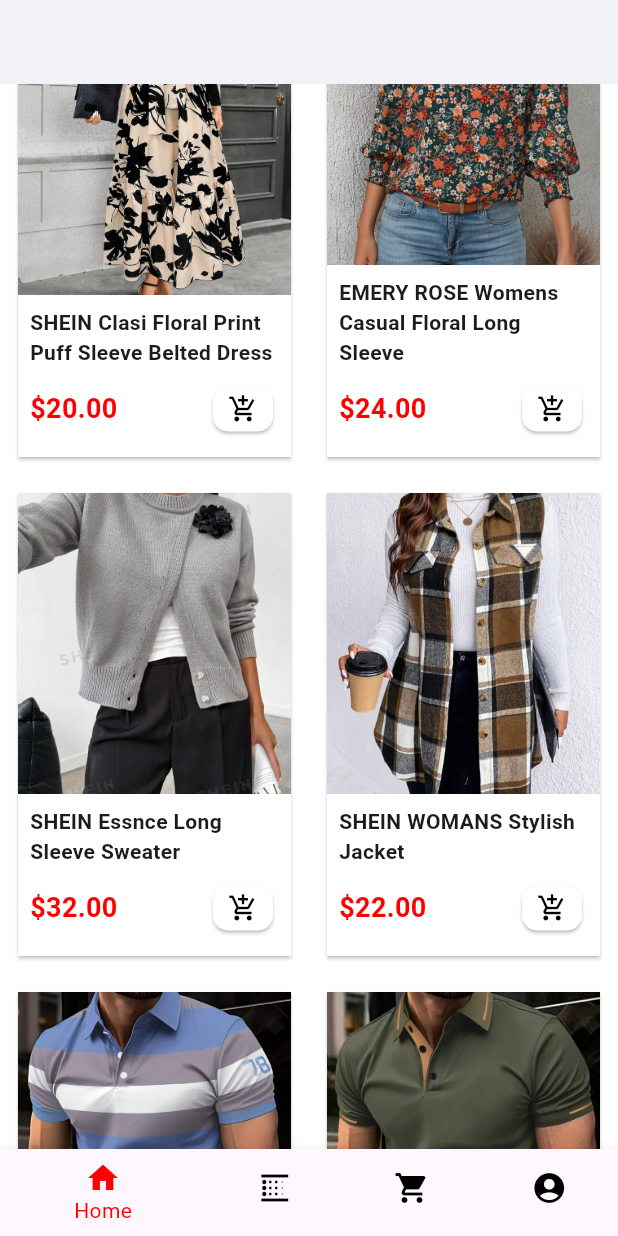
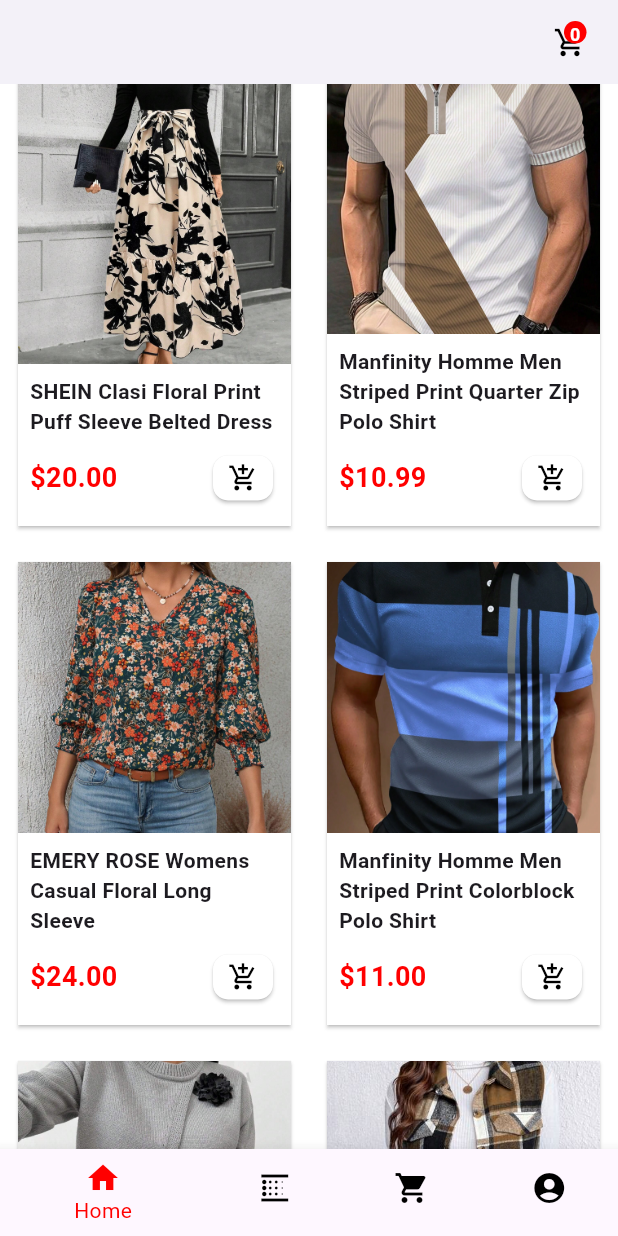
Before and after one commit to NeverKnewNoble/PilooloCollectionsFlutterApp, a Flutter app: the HomePage screen opened directly, scrolled down 576 dp, after a tap on the "add shopping cart" icon, on a phone screen of 412 x 824 dp. Run offline on Flutter 3.47's test engine with Material 3 defaults, Android fonts, the phone set to English and light mode, and no system bars.

Commit message:
cart button in appbar

```diff
--- /dev/null
+++ b/lib/components/shopping_cart_action.dart
@@ -0,0 +1,59 @@
+import 'package:flutter/material.dart';
+
+class ShoppingCartAction extends StatelessWidget {
+  const ShoppingCartAction({super.key});
+
+  @override
+  Widget build(BuildContext context) {
+
+    return Padding(
+      padding: const EdgeInsets.only(right: 8.0), // Add some spacing on the right
+      child: Stack(
+        clipBehavior: Clip.none,
+        children: [
+          ElevatedButton(
+            onPressed: () {
+              // Handle add to cart action
+            },
+            style: ElevatedButton.styleFrom(
+              shape: RoundedRectangleBorder(
+                borderRadius: BorderRadius.circular(10), // Set border radius
+              ),
+              backgroundColor: Colors.transparent,
+              padding: EdgeInsets.zero, // Remove padding
+              elevation: 0, // Removes the elevation (shadow/border)
+              minimumSize: const Size(40, 30), // Set minimum size for the button
+            ),
+            child: const Icon(
+              Icons.add_shopping_cart,
+              color: Colors.black, // Icon color
+              size: 22,
+            ),
+          ),
+          Positioned(
+            right: 13, // Adjust position for the dot
+            top: 10, // Adjust position for the dot
+            child: Container(
+              height: 15,
+              width: 15,
+              decoration: const BoxDecoration(
+                color: Color(0xFFFF0000), // Dot color
+                shape: BoxShape.circle,
+              ),
+              child: const Center(
+                child: Text(
+                  '0', // The integer value (0)
+                  style: TextStyle(
+                    color: Colors.white, // Text color
+                    fontSize: 12, // Font size for the number
+                    fontWeight: FontWeight.bold,
+                  ),
+                ),
+              ),
+            ),
+          ),
+        ],
+      ),
+    );
+  }
+}
--- a/lib/pages_main/home/home.dart
+++ b/lib/pages_main/home/home.dart
@@ -3,7 +3,8 @@ import 'package:piloolo/pages_main/home/widgets/category_items.dart';
 import 'package:piloolo/pages_main/home/widgets/displays_items.dart';
 import 'package:piloolo/pages_main/home/widgets/image_slider.dart';
 import 'package:piloolo/pages_main/home/widgets/search_bar.dart';
-import 'package:piloolo/components/pagebar.dart'; // Import page bar
+import 'package:piloolo/components/pagebar.dart';
+import 'package:piloolo/components/shopping_cart_action.dart';
 
 
 class HomePage extends StatefulWidget {
@@ -26,6 +27,11 @@ class HomePageState extends State<HomePage> {
           backgroundColor: Colors.white,
           elevation: 0,
           automaticallyImplyLeading: false, // Removes the back arrow
+
+           actions: const [
+            ShoppingCartAction(), // Use the shopping cart action from the new file
+          ],
+
         ),
         body: SingleChildScrollView(
           child: Column(
@@ -90,6 +96,7 @@ class HomePageState extends State<HomePage> {
                 ),
               ),
 
+
               const SizedBox(height: 16),
 
               // Divider
@@ -104,6 +111,18 @@ class HomePageState extends State<HomePage> {
                 ),
               ),
 
+              const SizedBox(height: 10),
+
+              const Padding(
+                padding: EdgeInsets.symmetric(horizontal: 16.0),
+                child: Text(
+                  'What\s New!',
+                  style: TextStyle(fontSize: 25, fontWeight: FontWeight.bold, color:Color.fromARGB(255, 255, 147, 147)),
+                ),
+              ),
+
+
+
               // Grid of Products
               Padding(
                 padding: const EdgeInsets.symmetric(horizontal: 8.0, vertical: 20),
@@ -116,7 +135,7 @@ class HomePageState extends State<HomePage> {
                     mainAxisSpacing: 16.0,
                     childAspectRatio: 0.6,
                   ),
-                  itemCount: 6, // Update item count as necessary
+                  itemCount: 8, // Update item count as necessary
                   itemBuilder: (context, index) {
                     switch (index) {
                       case 0:
@@ -128,33 +147,47 @@ class HomePageState extends State<HomePage> {
                         );
                       case 1:
                         return const ProductCard(
+                          imagePath: 'images/salesimages/stripedbrown.webp',
+                          title: 'Manfinity Homme Men Striped Print Quarter Zip Polo Shirt',
+                          price: '\$10.99',
+                          imageHeight: 250,
+                        );
+                      case 2:
+                        return const ProductCard(
                           imagePath: 'images/salesimages/flowfront.jpeg',
                           title: 'EMERY ROSE Womens Casual Floral Long Sleeve',
                           price: '\$24.00',
                           imageHeight: 250,
                         );
-                      case 2:
+                      case 3:
+                        return const ProductCard(
+                          imagePath: 'images/salesimages/stripped blue.webp',
+                          title: 'Manfinity Homme Men Striped Print Colorblock Polo Shirt',
+                          price: '\$11.00',
+                          imageHeight: 250,
+                        );
+                      case 4:
                         return const ProductCard(
                           imagePath: 'images/salesimages/sweatfront.jpeg',
                           title: 'SHEIN Essnce Long Sleeve Sweater',
                           price: '\$32.00',
                           imageHeight: 250,
                         );
-                      case 3:
+                      case 5:
                         return const ProductCard(
                           imagePath: 'images/salesimages/jacketfront.jpeg',
                           title: 'SHEIN WOMANS Stylish Jacket',
                           price: '\$22.00',
                           imageHeight: 250,
                         );
-                      case 4:
+                      case 6:
                         return const ProductCard(
                           imagePath: 'images/salesimages/menblue.jpeg',
                           title: 'Mens Blue Collar Shirt',
                           price: '\$22.99',
                           imageHeight: 250,
                         );
-                      case 5:
+                      case 7:
                         return const ProductCard(
                           imagePath: 'images/salesimages/mengreen.jpeg',
                           title: 'Mens Green Collar Shirt',
```
Also changed, not shown: lib/pages_main/home/widgets/product_display.dart (deleted, +0 -166 lines), images/salesimages/stripedbrown.webp (added), images/salesimages/stripped blue.webp (added).
